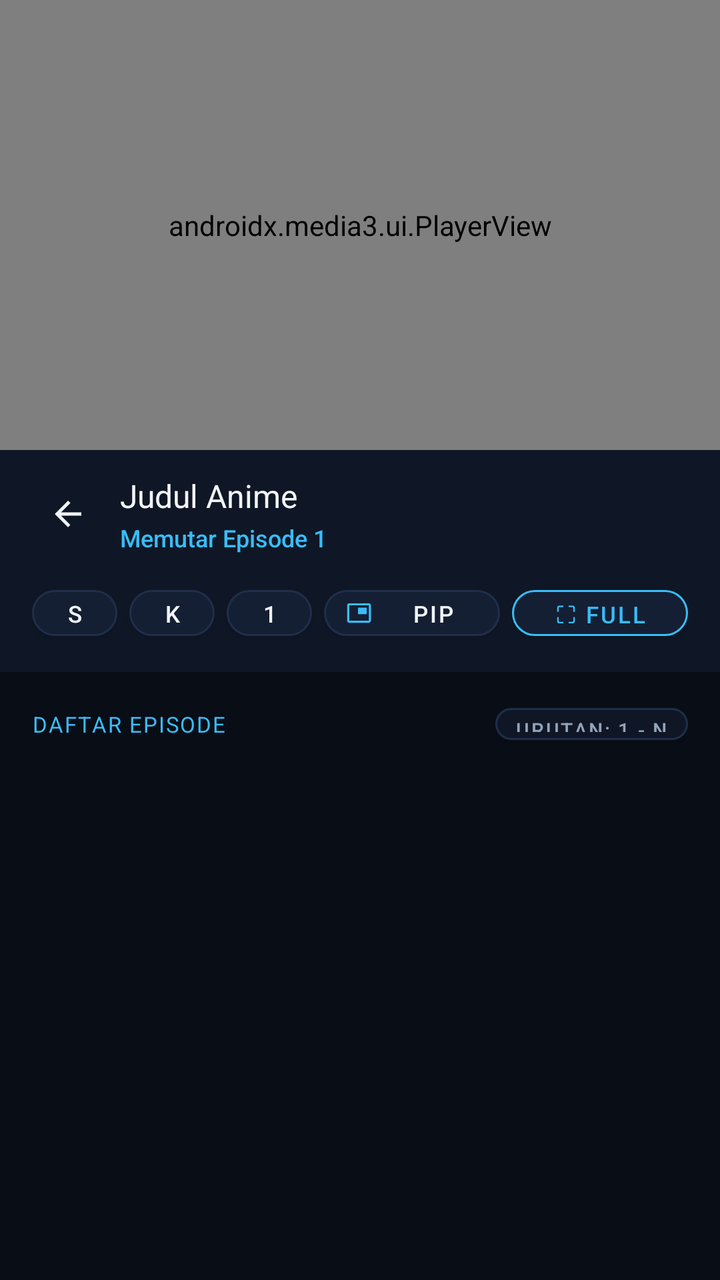
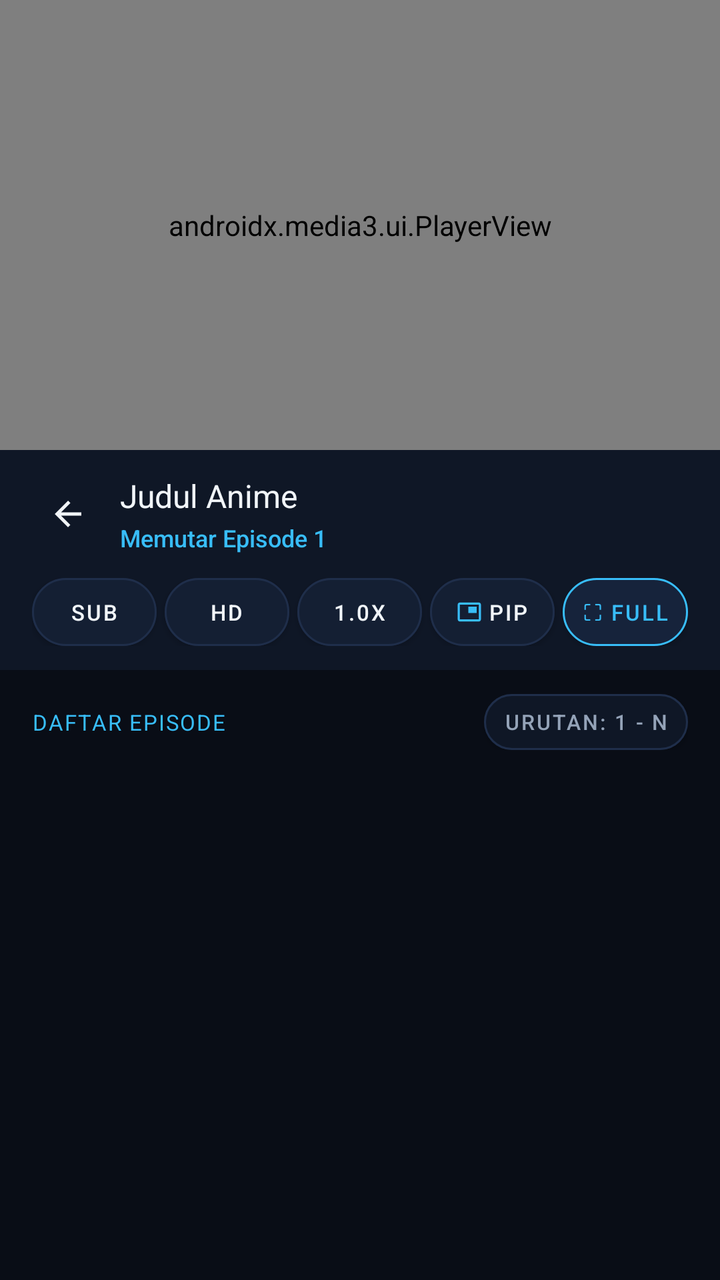

Before-and-after screenshots of an Android layout around one commit, followed by the original layout XML and the change that was made.
<!-- AndroidManifest.xml: application theme Theme.Menatap -->
<!-- res/layout/activity_player.xml -->
<?xml version="1.0" encoding="utf-8"?>
<LinearLayout xmlns:android="http://schemas.android.com/apk/res/android"
    xmlns:app="http://schemas.android.com/apk/res-auto"
    android:id="@+id/layout_player_root"
    android:layout_width="match_parent"
    android:layout_height="match_parent"
    android:orientation="vertical"
    android:background="@color/frost_void">

    
    <FrameLayout
        android:id="@+id/fl_player_wrapper"
        android:layout_width="match_parent"
        android:layout_height="225dp"
        android:background="#000000">

        
        <androidx.media3.ui.PlayerView
            android:id="@+id/player_view"
            android:layout_width="match_parent"
            android:layout_height="match_parent"
            app:use_controller="true"
            app:show_timeout="3500"
            app:show_next_button="true"
            app:show_previous_button="true"
            app:show_subtitle_button="true"
            app:resize_mode="fit"
            app:surface_type="surface_view" />

        
        <LinearLayout
            android:id="@+id/hud_hold_speed"
            android:layout_width="wrap_content"
            android:layout_height="wrap_content"
            android:layout_gravity="top|center_horizontal"
            android:layout_marginTop="28dp"
            android:orientation="horizontal"
            android:gravity="center"
            android:background="@drawable/bg_player_hud_pill"
            android:paddingHorizontal="18dp"
            android:paddingVertical="8dp"
            android:elevation="6dp"
            android:visibility="gone">

            <TextView
                android:id="@+id/tv_hold_speed_icon"
                android:layout_width="wrap_content"
                android:layout_height="wrap_content"
                android:text="⚡"
                android:textColor="@color/accent_glacial"
                android:textSize="15sp" />

            <TextView
                android:id="@+id/tv_hold_speed_text"
                android:layout_width="wrap_content"
                android:layout_height="wrap_content"
                android:layout_marginStart="8dp"
                android:text="2X Cepat >>"
                android:textColor="@color/text_frost_bright"
                android:textSize="13sp"
                android:fontFamily="sans-serif-medium" />
        </LinearLayout>

        
        <LinearLayout
            android:id="@+id/hud_osd"
            android:layout_width="wrap_content"
            android:layout_height="wrap_content"
            android:layout_gravity="center"
            android:orientation="horizontal"
            android:gravity="center_vertical"
            android:background="@drawable/bg_player_hud_pill"
            android:paddingHorizontal="20dp"
            android:paddingVertical="9dp"
            android:elevation="6dp"
            android:visibility="gone">

            <TextView
                android:id="@+id/tv_osd_icon"
                android:layout_width="wrap_content"
                android:layout_height="wrap_content"
                android:text="VOL"
                android:textColor="@color/accent_glacial"
                android:textSize="12sp"
                android:fontFamily="sans-serif-bold"
                android:letterSpacing="0.04" />

            <ProgressBar
                android:id="@+id/pb_osd_bar"
                style="?android:attr/progressBarStyleHorizontal"
                android:layout_width="110dp"
                android:layout_height="5dp"
                android:layout_marginStart="12dp"
                android:max="100"
                android:progress="50"
                android:progressTint="@color/accent_glacial" />

            <TextView
                android:id="@+id/tv_osd_val"
                android:layout_width="wrap_content"
                android:layout_height="wrap_content"
                android:layout_marginStart="10dp"
                android:text="50%"
                android:textColor="@color/text_frost_bright"
                android:textSize="13sp"
                android:fontFamily="sans-serif-medium" />
        </LinearLayout>

        
        <TextView
            android:id="@+id/tv_ripple_left"
            android:layout_width="130dp"
            android:layout_height="match_parent"
            android:layout_gravity="start"
            android:gravity="center"
            android:text="-10s"
            android:textColor="@color/text_frost_bright"
            android:textSize="18sp"
            android:fontFamily="sans-serif-bold"
            android:background="@drawable/bg_ripple_seek_left"
            android:clickable="false"
            android:visibility="gone" />

        <TextView
            android:id="@+id/tv_ripple_right"
            android:layout_width="130dp"
            android:layout_height="match_parent"
            android:layout_gravity="end"
            android:gravity="center"
            android:text="+10s"
            android:textColor="@color/text_frost_bright"
            android:textSize="18sp"
            android:fontFamily="sans-serif-bold"
            android:background="@drawable/bg_ripple_seek_right"
            android:clickable="false"
            android:visibility="gone" />

        
        <LinearLayout
            android:id="@+id/layout_buffering"
            android:layout_width="wrap_content"
            android:layout_height="wrap_content"
            android:layout_gravity="center"
            android:gravity="center"
            android:orientation="vertical"
            android:paddingHorizontal="22dp"
            android:paddingVertical="14dp"
            android:background="@drawable/bg_buffering_hud"
            android:visibility="gone">

            <ProgressBar
                android:id="@+id/pb_video_buffering"
                android:layout_width="32dp"
                android:layout_height="32dp"
                android:indeterminate="true"
                android:indeterminateTint="@color/accent_glacial" />

            <TextView
                android:id="@+id/tv_buffering_text"
                android:layout_width="wrap_content"
                android:layout_height="wrap_content"
                android:layout_marginTop="8dp"
                android:text="MENYIAPKAN STREAM..."
                android:textColor="@color/accent_glacial"
                android:textSize="11sp"
                android:fontFamily="sans-serif-bold"
                android:letterSpacing="0.05" />
        </LinearLayout>

        
        <TextView
            android:id="@+id/tv_subtitles"
            android:layout_width="wrap_content"
            android:layout_height="wrap_content"
            android:layout_gravity="bottom|center_horizontal"
            android:layout_marginBottom="22dp"
            android:layout_marginHorizontal="20dp"
            android:maxWidth="560dp"
            android:elevation="20dp"
            android:clickable="false"
            android:background="@drawable/bg_subtitle_pill"
            android:paddingHorizontal="14dp"
            android:paddingVertical="6dp"
            android:gravity="center"
            android:textAlignment="center"
            android:text=""
            android:textColor="#FFFFFF"
            android:textSize="16sp"
            android:textStyle="bold"
            android:shadowColor="#000000"
            android:shadowDx="1.5"
            android:shadowDy="1.5"
            android:shadowRadius="3.5"
            android:visibility="gone" />

        
        <Button
            android:id="@+id/btn_skip_op_ed"
            android:layout_width="wrap_content"
            android:layout_height="38dp"
            android:layout_gravity="bottom|end"
            android:layout_marginEnd="20dp"
            android:layout_marginBottom="65dp"
            android:backgroundTint="#D9090D16"
            app:strokeColor="@color/accent_glacial"
            app:strokeWidth="1.5dp"
            app:cornerRadius="19dp"
            app:icon="@drawable/ic_skip_next"
            app:iconTint="@color/accent_glacial"
            app:iconPadding="5dp"
            app:iconSize="15dp"
            android:paddingHorizontal="14dp"
            android:text="Lewati Opening"
            android:textColor="@color/accent_glacial"
            android:textSize="12sp"
            android:fontFamily="sans-serif-bold"
            android:letterSpacing="0.03"
            android:visibility="gone" />

        
        <ImageButton
            android:id="@+id/btn_screen_lock"
            android:layout_width="40dp"
            android:layout_height="40dp"
            android:layout_gravity="start|center_vertical"
            android:layout_marginStart="16dp"
            android:background="@drawable/bg_badge_frost"
            android:src="@drawable/ic_lock_open"
            app:tint="@color/text_frost_bright"
            android:visibility="gone"
            android:contentDescription="Kunci Layar" />

        
        <LinearLayout
            android:id="@+id/layout_top_bar"
            android:layout_width="match_parent"
            android:layout_height="wrap_content"
            android:layout_gravity="top"
            android:orientation="horizontal"
            android:gravity="center_vertical"
            android:paddingTop="14dp"
            android:paddingBottom="20dp"
            android:paddingHorizontal="16dp"
            android:background="@drawable/bg_player_top_scrim"
            android:visibility="gone">

            <ImageButton
                android:id="@+id/btn_player_back"
                android:layout_width="38dp"
                android:layout_height="38dp"
                android:padding="8dp"
                android:background="@drawable/bg_exo_icon_btn"
                android:src="@drawable/ic_arrow_back"
                app:tint="@color/text_frost_bright"
                android:contentDescription="Kembali" />

            <LinearLayout
                android:layout_width="0dp"
                android:layout_height="wrap_content"
                android:layout_weight="1"
                android:layout_marginStart="10dp"
                android:layout_marginEnd="8dp"
                android:orientation="vertical">

                <TextView
                    android:id="@+id/tv_player_title"
                    android:layout_width="wrap_content"
                    android:layout_height="wrap_content"
                    android:text="Memuat Video..."
                    android:textColor="@color/text_frost_bright"
                    android:textSize="15sp"
                    android:fontFamily="sans-serif-bold"
                    android:singleLine="true"
                    android:ellipsize="end" />

                <TextView
                    android:id="@+id/tv_sub_status"
                    android:layout_width="wrap_content"
                    android:layout_height="wrap_content"
                    android:layout_marginTop="2dp"
                    android:text="Subtitle: Auto (Indonesia)"
                    android:textColor="@color/text_frost_subtle"
                    android:textSize="11sp"
                    android:fontFamily="sans-serif" />
            </LinearLayout>

            
            <LinearLayout
                android:id="@+id/layout_legacy_top_pills"
                android:layout_width="0dp"
                android:layout_height="0dp"
                android:visibility="gone">

                <Button
                    android:id="@+id/btn_aspect"
                    android:layout_width="wrap_content"
                    android:layout_height="34dp"
                    android:visibility="gone" />

                <Button
                    android:id="@+id/btn_quality"
                    android:layout_width="wrap_content"
                    android:layout_height="34dp"
                    android:visibility="gone" />

                <Button
                    android:id="@+id/btn_speed"
                    android:layout_width="wrap_content"
                    android:layout_height="34dp"
                    android:visibility="gone" />

                <Button
                    android:id="@+id/btn_sub_selector"
                    android:layout_width="wrap_content"
                    android:layout_height="34dp"
                    android:visibility="gone" />
            </LinearLayout>
        </LinearLayout>
    </FrameLayout>

    
    <LinearLayout
        android:id="@+id/layout_portrait_bottom"
        android:layout_width="match_parent"
        android:layout_height="0dp"
        android:layout_weight="1"
        android:orientation="vertical"
        android:background="@color/frost_void">

        
        <LinearLayout
            android:layout_width="match_parent"
            android:layout_height="wrap_content"
            android:orientation="vertical"
            android:paddingHorizontal="16dp"
            android:paddingTop="12dp"
            android:paddingBottom="12dp"
            android:background="@color/frost_surface">

            <LinearLayout
                android:layout_width="match_parent"
                android:layout_height="wrap_content"
                android:orientation="horizontal"
                android:gravity="center_vertical">

                <ImageButton
                    android:id="@+id/btn_portrait_back"
                    android:layout_width="36dp"
                    android:layout_height="36dp"
                    android:background="?android:attr/selectableItemBackgroundBorderless"
                    android:src="@drawable/ic_arrow_back"
                    app:tint="@color/text_frost_bright"
                    android:contentDescription="Kembali" />

                <LinearLayout
                    android:layout_width="0dp"
                    android:layout_height="wrap_content"
                    android:layout_weight="1"
                    android:layout_marginStart="8dp"
                    android:orientation="vertical">

                    <TextView
                        android:id="@+id/tv_portrait_anime_title"
                        android:layout_width="match_parent"
                        android:layout_height="wrap_content"
                        android:text="Judul Anime"
                        android:textColor="@color/text_frost_bright"
                        android:textSize="16sp"
                        android:fontFamily="sans-serif-bold"
                        android:maxLines="1"
                        android:ellipsize="end" />

                    <TextView
                        android:id="@+id/tv_portrait_current_ep"
                        android:layout_width="wrap_content"
                        android:layout_height="wrap_content"
                        android:layout_marginTop="2dp"
                        android:text="Memutar Episode 1"
                        android:textColor="@color/accent_glacial"
                        android:textSize="12sp"
                        android:fontFamily="sans-serif-medium" />
                </LinearLayout>
            </LinearLayout>

            
            <LinearLayout
                android:layout_width="match_parent"
                android:layout_height="wrap_content"
                android:orientation="horizontal"
                android:gravity="center_vertical"
                android:layout_marginTop="12dp">

                <Button
                    android:id="@+id/btn_portrait_sub"
                    android:layout_width="0dp"
                    android:layout_height="35dp"
                    android:layout_weight="1"
                    android:layout_marginEnd="6dp"
                    android:text="Subtitle"
                    android:textSize="11.5sp"
                    android:textColor="@color/text_frost_bright"
                    android:backgroundTint="@color/frost_elevated"
                    app:cornerRadius="17dp"
                    app:strokeColor="@color/frost_border"
                    app:strokeWidth="1dp" />

                <Button
                    android:id="@+id/btn_portrait_quality"
                    android:layout_width="0dp"
                    android:layout_height="35dp"
                    android:layout_weight="1"
                    android:layout_marginEnd="6dp"
                    android:text="Kualitas"
                    android:textSize="11.5sp"
                    android:textColor="@color/text_frost_bright"
                    android:backgroundTint="@color/frost_elevated"
                    app:cornerRadius="17dp"
                    app:strokeColor="@color/frost_border"
                    app:strokeWidth="1dp" />

                <Button
                    android:id="@+id/btn_portrait_speed"
                    android:layout_width="0dp"
                    android:layout_height="35dp"
                    android:layout_weight="1"
                    android:layout_marginEnd="6dp"
                    android:text="1.0x"
                    android:textSize="11.5sp"
                    android:textColor="@color/text_frost_bright"
                    android:backgroundTint="@color/frost_elevated"
                    app:cornerRadius="17dp"
                    app:strokeColor="@color/frost_border"
                    app:strokeWidth="1dp" />

                <Button
                    android:id="@+id/btn_portrait_pip"
                    android:layout_width="wrap_content"
                    android:layout_height="35dp"
                    android:layout_marginEnd="6dp"
                    android:paddingHorizontal="11dp"
                    android:text="PiP"
                    android:textSize="11.5sp"
                    android:textColor="@color/text_frost_bright"
                    android:backgroundTint="@color/frost_elevated"
                    app:icon="@drawable/ic_pip"
                    app:iconTint="@color/accent_glacial"
                    app:iconSize="13dp"
                    app:cornerRadius="17dp"
                    app:strokeColor="@color/frost_border"
                    app:strokeWidth="1dp" />

                <Button
                    android:id="@+id/btn_portrait_fullscreen"
                    android:layout_width="wrap_content"
                    android:layout_height="35dp"
                    android:paddingHorizontal="14dp"
                    android:text="⛶ Full"
                    android:textSize="11.5sp"
                    android:textColor="@color/accent_glacial"
                    android:backgroundTint="@color/frost_elevated"
                    app:cornerRadius="17dp"
                    app:strokeColor="@color/accent_glacial"
                    app:strokeWidth="1dp" />
            </LinearLayout>
        </LinearLayout>

        
        <LinearLayout
            android:layout_width="match_parent"
            android:layout_height="wrap_content"
            android:orientation="horizontal"
            android:gravity="center_vertical"
            android:paddingHorizontal="16dp"
            android:paddingTop="12dp"
            android:paddingBottom="8dp">

            <TextView
                android:id="@+id/tv_portrait_ep_count"
                android:layout_width="0dp"
                android:layout_height="wrap_content"
                android:layout_weight="1"
                android:text="DAFTAR EPISODE"
                android:textColor="@color/accent_glacial"
                android:textSize="11sp"
                android:fontFamily="sans-serif-bold"
                android:letterSpacing="0.06" />

            <Button
                android:id="@+id/btn_portrait_sort"
                android:layout_width="wrap_content"
                android:layout_height="28dp"
                android:text="Urutan: 1 - N"
                android:textColor="@color/text_frost_subtle"
                android:backgroundTint="@color/frost_surface"
                app:cornerRadius="14dp"
                app:strokeColor="@color/frost_border"
                app:strokeWidth="1dp"
                android:textSize="10sp"
                android:paddingHorizontal="10dp" />
        </LinearLayout>

        
        <androidx.recyclerview.widget.RecyclerView
            android:id="@+id/rv_portrait_episodes"
            android:layout_width="match_parent"
            android:layout_height="0dp"
            android:layout_weight="1"
            android:paddingHorizontal="12dp"
            android:paddingBottom="20dp"
            android:clipToPadding="false"
            android:scrollbars="vertical" />
    </LinearLayout>
</LinearLayout>
<!-- resources referenced by this layout -->
<resources>
  <color name="accent_glacial">#38BDF8</color>
  <color name="frost_border">#1F2E4A</color>
  <color name="frost_elevated">#141F33</color>
  <color name="frost_surface">#0F1726</color>
  <color name="frost_void">#090D16</color>
  <color name="text_frost_bright">#F1F5F9</color>
  <color name="text_frost_subtle">#94A3B8</color>
  <!-- drawable bg_badge_frost (drawable) -->
  <?xml version="1.0" encoding="utf-8"?>
  <shape xmlns:android="http://schemas.android.com/apk/res/android"
      android:shape="rectangle">
      <corners android:radius="6dp" />
      <solid android:color="#CC080C14" />
      <stroke
          android:width="0.8dp"
          android:color="@color/frost_border" />
  </shape>
  <!-- drawable bg_buffering_hud (drawable) -->
  <?xml version="1.0" encoding="utf-8"?>
  <shape xmlns:android="http://schemas.android.com/apk/res/android"
      android:shape="rectangle">
      <solid android:color="#D9090A0F" />
      <corners android:radius="14dp" />
      <stroke
          android:width="1dp"
          android:color="#3338BDF8" />
  </shape>
  <!-- drawable bg_player_hud_pill (drawable) -->
  <?xml version="1.0" encoding="utf-8"?>
  <shape xmlns:android="http://schemas.android.com/apk/res/android"
      android:shape="rectangle">
      <solid android:color="#E612151E" />
      <corners android:radius="24dp" />
      <stroke
          android:width="1dp"
          android:color="#4D38BDF8" />
  </shape>
  <!-- drawable bg_player_top_scrim (drawable) -->
  <?xml version="1.0" encoding="utf-8"?>
  <shape xmlns:android="http://schemas.android.com/apk/res/android"
      android:shape="rectangle">
      <gradient
          android:angle="270"
          android:startColor="#E606080D"
          android:centerColor="#8C06080D"
          android:endColor="#00000000" />
  </shape>
  <!-- drawable bg_ripple_seek_left (drawable) -->
  <?xml version="1.0" encoding="utf-8"?>
  <shape xmlns:android="http://schemas.android.com/apk/res/android"
      android:shape="rectangle">
      <solid android:color="#2638BDF8" />
      <corners
          android:topLeftRadius="0dp"
          android:bottomLeftRadius="0dp"
          android:topRightRadius="120dp"
          android:bottomRightRadius="120dp" />
      <stroke
          android:width="1dp"
          android:color="#4038BDF8" />
  </shape>
  <!-- drawable bg_subtitle_pill (drawable) -->
  <?xml version="1.0" encoding="utf-8"?>
  <shape xmlns:android="http://schemas.android.com/apk/res/android"
      android:shape="rectangle">
      <corners android:radius="6dp" />
      <solid android:color="#4D000000" />
  </shape>
  <!-- drawable ic_arrow_back (drawable) -->
  <?xml version="1.0" encoding="utf-8"?>
  <vector xmlns:android="http://schemas.android.com/apk/res/android"
      android:width="20dp"
      android:height="20dp"
      android:viewportWidth="24"
      android:viewportHeight="24">
      
      <path
          android:fillColor="#FFFFFFFF"
          android:pathData="M20,11H7.83l5.59,-5.59L12,4l-8,8 8,8 1.41,-1.41L7.83,13H20v-2z" />
  </vector>
  <!-- drawable ic_pip (drawable) -->
  <?xml version="1.0" encoding="utf-8"?>
  <vector xmlns:android="http://schemas.android.com/apk/res/android"
      android:width="24dp"
      android:height="24dp"
      android:viewportWidth="24"
      android:viewportHeight="24">
      
      <path
          android:fillColor="#FFFFFFFF"
          android:pathData="M19,7h-8v6h8V7zM21,3H3C1.9,3 1,3.9 1,5v14c0,1.1 0.9,2 2,2h18c1.1,0 2,-0.9 2,-2V5C23,3.9 22.1,3 21,3zM21,19.01H3V4.99h18V19.01z"/>
  </vector>
  <!-- drawable ic_skip_next (drawable) -->
  <?xml version="1.0" encoding="utf-8"?>
  <vector xmlns:android="http://schemas.android.com/apk/res/android"
      android:width="15dp"
      android:height="15dp"
      android:viewportWidth="24"
      android:viewportHeight="24">
      
      <path
          android:fillColor="#FFFFFFFF"
          android:pathData="M6,18 L14.5,12 L6,6 V18 Z M16,6 V18 H18 V6 H16 Z" />
  </vector>
  <color name="accent_azure">#38BDF8</color>
  <color name="accent_frost_iris">#818CF8</color>
  <!-- unchanged entries left out for length: 4 -->
</resources>

<!-- the commit's change to res/layout/activity_player.xml (unified diff, before → after) -->
@@ -393,11 +393,23 @@
                 <Button
                     android:id="@+id/btn_portrait_sub"
                     android:layout_width="0dp"
-                    android:layout_height="35dp"
+                    android:layout_height="34dp"
                     android:layout_weight="1"
-                    android:layout_marginEnd="6dp"
-                    android:text="Subtitle"
-                    android:textSize="11.5sp"
+                    android:layout_marginEnd="4dp"
+                    android:insetTop="0dp"
+                    android:insetBottom="0dp"
+                    android:insetLeft="0dp"
+                    android:insetRight="0dp"
+                    android:minWidth="0dp"
+                    android:minHeight="0dp"
+                    android:paddingLeft="0dp"
+                    android:paddingRight="0dp"
+                    android:paddingTop="0dp"
+                    android:paddingBottom="0dp"
+                    android:gravity="center"
+                    android:text="Sub"
+                    android:textSize="11sp"
+                    android:fontFamily="sans-serif-medium"
                     android:textColor="@color/text_frost_bright"
                     android:backgroundTint="@color/frost_elevated"
                     app:cornerRadius="17dp"
@@ -407,11 +419,23 @@
                 <Button
                     android:id="@+id/btn_portrait_quality"
                     android:layout_width="0dp"
-                    android:layout_height="35dp"
+                    android:layout_height="34dp"
                     android:layout_weight="1"
-                    android:layout_marginEnd="6dp"
-                    android:text="Kualitas"
-                    android:textSize="11.5sp"
+                    android:layout_marginEnd="4dp"
+                    android:insetTop="0dp"
+                    android:insetBottom="0dp"
+                    android:insetLeft="0dp"
+                    android:insetRight="0dp"
+                    android:minWidth="0dp"
+                    android:minHeight="0dp"
+                    android:paddingLeft="0dp"
+                    android:paddingRight="0dp"
+                    android:paddingTop="0dp"
+                    android:paddingBottom="0dp"
+                    android:gravity="center"
+                    android:text="HD"
+                    android:textSize="11sp"
+                    android:fontFamily="sans-serif-medium"
                     android:textColor="@color/text_frost_bright"
                     android:backgroundTint="@color/frost_elevated"
                     app:cornerRadius="17dp"
@@ -421,11 +445,23 @@
                 <Button
                     android:id="@+id/btn_portrait_speed"
                     android:layout_width="0dp"
-                    android:layout_height="35dp"
+                    android:layout_height="34dp"
                     android:layout_weight="1"
-                    android:layout_marginEnd="6dp"
+                    android:layout_marginEnd="4dp"
+                    android:insetTop="0dp"
+                    android:insetBottom="0dp"
+                    android:insetLeft="0dp"
+                    android:insetRight="0dp"
+                    android:minWidth="0dp"
+                    android:minHeight="0dp"
+                    android:paddingLeft="0dp"
+                    android:paddingRight="0dp"
+                    android:paddingTop="0dp"
+                    android:paddingBottom="0dp"
+                    android:gravity="center"
                     android:text="1.0x"
-                    android:textSize="11.5sp"
+                    android:textSize="11sp"
+                    android:fontFamily="sans-serif-medium"
                     android:textColor="@color/text_frost_bright"
                     android:backgroundTint="@color/frost_elevated"
                     app:cornerRadius="17dp"
@@ -434,30 +470,56 @@
 
                 <Button
                     android:id="@+id/btn_portrait_pip"
-                    android:layout_width="wrap_content"
-                    android:layout_height="35dp"
-                    android:layout_marginEnd="6dp"
-                    android:paddingHorizontal="11dp"
+                    android:layout_width="0dp"
+                    android:layout_height="34dp"
+                    android:layout_weight="1"
+                    android:layout_marginEnd="4dp"
+                    android:insetTop="0dp"
+                    android:insetBottom="0dp"
+                    android:insetLeft="0dp"
+                    android:insetRight="0dp"
+                    android:minWidth="0dp"
+                    android:minHeight="0dp"
+                    android:paddingLeft="0dp"
+                    android:paddingRight="0dp"
+                    android:paddingTop="0dp"
+                    android:paddingBottom="0dp"
+                    android:gravity="center"
                     android:text="PiP"
-                    android:textSize="11.5sp"
+                    android:textSize="11sp"
+                    android:fontFamily="sans-serif-medium"
                     android:textColor="@color/text_frost_bright"
                     android:backgroundTint="@color/frost_elevated"
                     app:icon="@drawable/ic_pip"
                     app:iconTint="@color/accent_glacial"
-                    app:iconSize="13dp"
+                    app:iconSize="12.5dp"
+                    app:iconPadding="3dp"
+                    app:iconGravity="textStart"
                     app:cornerRadius="17dp"
                     app:strokeColor="@color/frost_border"
                     app:strokeWidth="1dp" />
 
                 <Button
                     android:id="@+id/btn_portrait_fullscreen"
-                    android:layout_width="wrap_content"
-                    android:layout_height="35dp"
-                    android:paddingHorizontal="14dp"
+                    android:layout_width="0dp"
+                    android:layout_height="34dp"
+                    android:layout_weight="1"
+                    android:insetTop="0dp"
+                    android:insetBottom="0dp"
+                    android:insetLeft="0dp"
+                    android:insetRight="0dp"
+                    android:minWidth="0dp"
+                    android:minHeight="0dp"
+                    android:paddingLeft="0dp"
+                    android:paddingRight="0dp"
+                    android:paddingTop="0dp"
+                    android:paddingBottom="0dp"
+                    android:gravity="center"
                     android:text="⛶ Full"
-                    android:textSize="11.5sp"
+                    android:textSize="11sp"
+                    android:fontFamily="sans-serif-medium"
                     android:textColor="@color/accent_glacial"
-                    android:backgroundTint="@color/frost_elevated"
+                    android:backgroundTint="#16233B"
                     app:cornerRadius="17dp"
                     app:strokeColor="@color/accent_glacial"
                     app:strokeWidth="1dp" />
@@ -489,14 +551,21 @@
                 android:id="@+id/btn_portrait_sort"
                 android:layout_width="wrap_content"
                 android:layout_height="28dp"
+                android:insetTop="0dp"
+                android:insetBottom="0dp"
+                android:insetLeft="0dp"
+                android:insetRight="0dp"
+                android:minHeight="0dp"
+                android:minWidth="0dp"
+                android:paddingHorizontal="10dp"
+                android:gravity="center"
                 android:text="Urutan: 1 - N"
                 android:textColor="@color/text_frost_subtle"
                 android:backgroundTint="@color/frost_surface"
                 app:cornerRadius="14dp"
                 app:strokeColor="@color/frost_border"
                 app:strokeWidth="1dp"
-                android:textSize="10sp"
-                android:paddingHorizontal="10dp" />
+                android:textSize="10.5sp" />
         </LinearLayout>
 
         
